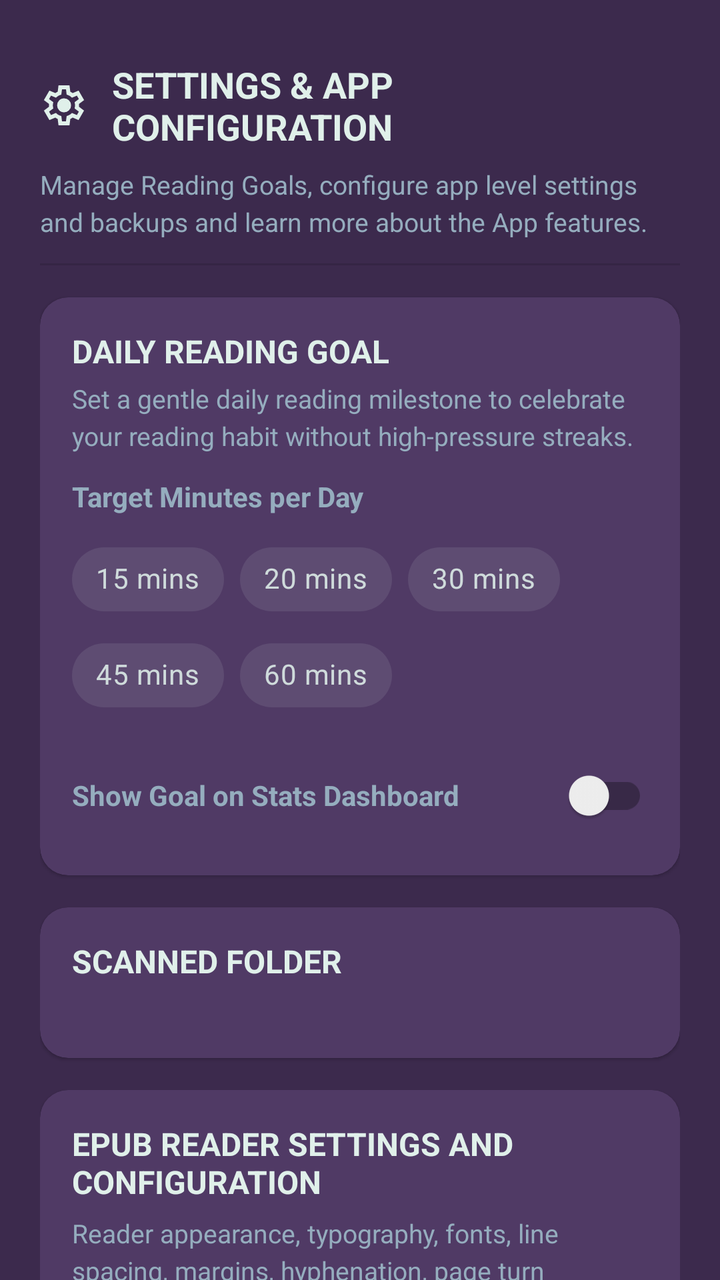
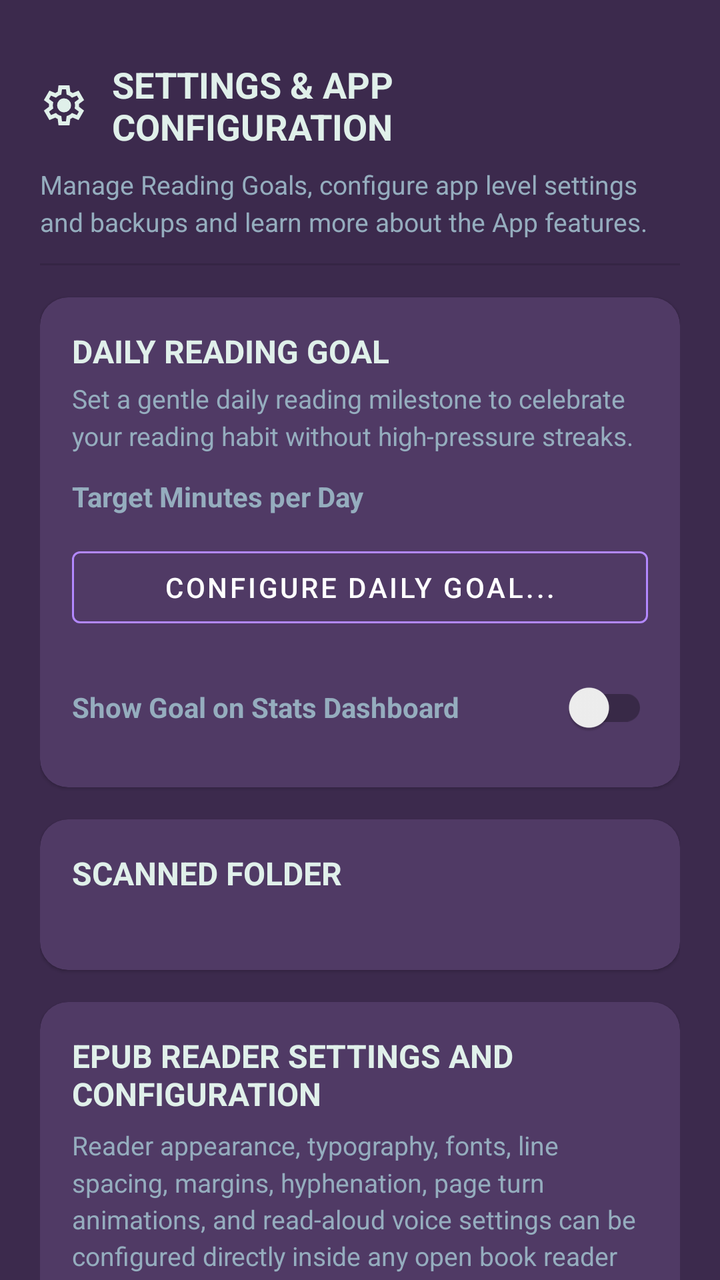

Two renders of the same Android screen: before a commit and after it. Below are the layout's source before the change and the commit's diff.
<!-- AndroidManifest.xml: application theme Theme.EpubReader -->
<!-- res/layout/view_main_settings.xml -->
<?xml version="1.0" encoding="utf-8"?>
<androidx.core.widget.NestedScrollView xmlns:android="http://schemas.android.com/apk/res/android"
    xmlns:app="http://schemas.android.com/apk/res-auto"
    android:id="@+id/mainSettingsScroll"
    android:layout_width="match_parent"
    android:layout_height="match_parent"
    android:clipToPadding="false"
    android:fillViewport="true"
    android:overScrollMode="never"
    android:paddingBottom="@dimen/app_screen_end_padding">

    <LinearLayout
        android:layout_width="match_parent"
        android:layout_height="wrap_content"
        android:orientation="vertical"
        android:paddingStart="@dimen/app_row_content_padding_h"
        android:paddingEnd="@dimen/app_row_content_padding_h"
        android:paddingTop="@dimen/app_screen_start_below_header">

        
        <LinearLayout
            android:layout_width="match_parent"
            android:layout_height="wrap_content"
            android:orientation="vertical"
            android:layout_marginBottom="12dp">

            <LinearLayout
                android:layout_width="match_parent"
                android:layout_height="wrap_content"
                android:gravity="center_vertical"
                android:orientation="horizontal">

                <ImageView
                    android:layout_width="24dp"
                    android:layout_height="24dp"
                    android:contentDescription="@null"
                    android:src="@drawable/ic_settings"
                    app:tint="@color/palette_mint" />

                <TextView
                    android:layout_width="wrap_content"
                    android:layout_height="wrap_content"
                    android:layout_marginStart="12dp"
                    android:text="@string/settings_section_heading_title"
                    android:textColor="@color/palette_mint"
                    android:textSize="18sp"
                    android:textStyle="bold" />
            </LinearLayout>

            <TextView
                android:layout_width="match_parent"
                android:layout_height="wrap_content"
                android:layout_marginTop="8dp"
                android:text="@string/settings_section_heading_subtitle"
                android:textColor="@color/palette_slate"
                android:textSize="13sp"
                android:lineSpacingMultiplier="1.2" />
        </LinearLayout>

        
        <View
            android:layout_width="match_parent"
            android:layout_height="1dp"
            android:layout_marginBottom="16dp"
            android:background="?attr/dividerHorizontal" />

        
        <com.google.android.material.card.MaterialCardView
            style="@style/Widget.MaterialComponents.CardView"
            android:layout_width="match_parent"
            android:layout_height="wrap_content"
            android:layout_marginBottom="16dp"
            app:cardBackgroundColor="@color/palette_plum"
            app:cardCornerRadius="14dp"
            app:cardElevation="1dp">

            <LinearLayout
                android:layout_width="match_parent"
                android:layout_height="wrap_content"
                android:orientation="vertical"
                android:padding="16dp">

                <TextView
                    android:layout_width="wrap_content"
                    android:layout_height="wrap_content"
                    android:text="@string/settings_section_daily_goal"
                    android:textColor="@color/palette_mint"
                    android:textSize="16sp"
                    android:textStyle="bold" />

                <TextView
                    android:layout_width="match_parent"
                    android:layout_height="wrap_content"
                    android:layout_marginTop="4dp"
                    android:text="@string/settings_section_daily_goal_subtitle"
                    android:textColor="@color/palette_slate"
                    android:textSize="13sp"
                    android:lineSpacingMultiplier="1.2"/>

                <TextView
                    android:layout_width="wrap_content"
                    android:layout_height="wrap_content"
                    android:layout_marginTop="12dp"
                    android:text="@string/settings_target_minutes"
                    android:textColor="@color/palette_slate"
                    android:textSize="14sp"
                    android:textStyle="bold" />

                <com.google.android.material.chip.ChipGroup
                    android:id="@+id/chipGroupGoal"
                    android:layout_width="match_parent"
                    android:layout_height="wrap_content"
                    android:layout_marginTop="8dp"
                    app:singleSelection="true">

                    <com.google.android.material.chip.Chip
                        android:id="@+id/goal15"
                        style="@style/Widget.MaterialComponents.Chip.Choice"
                        android:layout_width="wrap_content"
                        android:layout_height="wrap_content"
                        android:text="@string/goal_15_mins" />

                    <com.google.android.material.chip.Chip
                        android:id="@+id/goal20"
                        style="@style/Widget.MaterialComponents.Chip.Choice"
                        android:layout_width="wrap_content"
                        android:layout_height="wrap_content"
                        android:text="@string/goal_20_mins" />

                    <com.google.android.material.chip.Chip
                        android:id="@+id/goal30"
                        style="@style/Widget.MaterialComponents.Chip.Choice"
                        android:layout_width="wrap_content"
                        android:layout_height="wrap_content"
                        android:text="@string/goal_30_mins" />

                    <com.google.android.material.chip.Chip
                        android:id="@+id/goal45"
                        style="@style/Widget.MaterialComponents.Chip.Choice"
                        android:layout_width="wrap_content"
                        android:layout_height="wrap_content"
                        android:text="@string/goal_45_mins" />

                    <com.google.android.material.chip.Chip
                        android:id="@+id/goal60"
                        style="@style/Widget.MaterialComponents.Chip.Choice"
                        android:layout_width="wrap_content"
                        android:layout_height="wrap_content"
                        android:text="@string/goal_60_mins" />
                </com.google.android.material.chip.ChipGroup>

                <androidx.appcompat.widget.SwitchCompat
                    android:id="@+id/goalDashboardSwitch"
                    android:layout_width="match_parent"
                    android:layout_height="wrap_content"
                    android:layout_marginTop="12dp"
                    android:text="@string/settings_show_goal_stats"
                    android:textSize="14sp"
                    android:textStyle="bold"
                    android:textColor="@color/palette_slate" />
            </LinearLayout>
        </com.google.android.material.card.MaterialCardView>

        
        <com.google.android.material.card.MaterialCardView
            android:id="@+id/cardFolder"
            style="@style/Widget.MaterialComponents.CardView"
            android:layout_width="match_parent"
            android:layout_height="wrap_content"
            android:layout_marginBottom="16dp"
            android:clickable="true"
            android:focusable="true"
            app:cardBackgroundColor="@color/palette_plum"
            app:cardCornerRadius="14dp"
            app:cardElevation="1dp">

            <LinearLayout
                android:layout_width="match_parent"
                android:layout_height="wrap_content"
                android:orientation="vertical"
                android:padding="16dp">

                <TextView
                    android:layout_width="wrap_content"
                    android:layout_height="wrap_content"
                    android:text="@string/settings_section_scanned_folder"
                    android:textColor="@color/palette_mint"
                    android:textSize="16sp"
                    android:textStyle="bold" />

                <TextView
                    android:id="@+id/tvScannedFolderValue"
                    android:layout_width="match_parent"
                    android:layout_height="wrap_content"
                    android:layout_marginTop="4dp"
                    android:textColor="@color/palette_slate"
                    android:textSize="13sp"
                    android:lineSpacingMultiplier="1.2"/>
            </LinearLayout>
        </com.google.android.material.card.MaterialCardView>

        
        <com.google.android.material.card.MaterialCardView
            style="@style/Widget.MaterialComponents.CardView"
            android:layout_width="match_parent"
            android:layout_height="wrap_content"
            android:layout_marginBottom="16dp"
            app:cardBackgroundColor="@color/palette_plum"
            app:cardCornerRadius="14dp"
            app:cardElevation="1dp">

            <LinearLayout
                android:layout_width="match_parent"
                android:layout_height="wrap_content"
                android:orientation="vertical"
                android:padding="16dp">

                <TextView
                    android:layout_width="wrap_content"
                    android:layout_height="wrap_content"
                    android:text="@string/settings_epub_reader_settings_info_title"
                    android:textColor="@color/palette_mint"
                    android:textSize="16sp"
                    android:textStyle="bold" />

                <TextView
                    android:layout_width="match_parent"
                    android:layout_height="wrap_content"
                    android:layout_marginTop="6dp"
                    android:text="@string/settings_epub_reader_settings_info_body"
                    android:textColor="@color/palette_slate"
                    android:textSize="13sp"
                    android:lineSpacingMultiplier="1.2" />
            </LinearLayout>
        </com.google.android.material.card.MaterialCardView>

        
        <com.google.android.material.card.MaterialCardView
            style="@style/Widget.MaterialComponents.CardView"
            android:layout_width="match_parent"
            android:layout_height="wrap_content"
            android:layout_marginBottom="16dp"
            app:cardBackgroundColor="@color/palette_plum"
            app:cardCornerRadius="14dp"
            app:cardElevation="1dp">

            <LinearLayout
                android:layout_width="match_parent"
                android:layout_height="wrap_content"
                android:gravity="center_vertical"
                android:orientation="horizontal"
                android:padding="16dp">

                <LinearLayout
                    android:layout_width="0dp"
                    android:layout_height="wrap_content"
                    android:layout_weight="1"
                    android:orientation="vertical">

                    <TextView
                        android:layout_width="match_parent"
                        android:layout_height="wrap_content"
                        android:text="@string/settings_keep_screen_on"
                        android:textColor="@color/palette_mint"
                        android:textSize="16sp"
                        android:textStyle="bold" />

                    <TextView
                        android:layout_width="match_parent"
                        android:layout_height="wrap_content"
                        android:layout_marginTop="4dp"
                        android:text="@string/settings_keep_screen_on_summary"
                        android:textColor="@color/palette_slate"
                        android:textSize="12sp"
                        android:lineSpacingMultiplier="1.2"/>
                </LinearLayout>

                <androidx.appcompat.widget.SwitchCompat
                    android:id="@+id/screenOnSwitch"
                    android:layout_width="wrap_content"
                    android:layout_height="wrap_content"
                    android:layout_marginStart="12dp" />
            </LinearLayout>
        </com.google.android.material.card.MaterialCardView>

        
        <com.google.android.material.card.MaterialCardView
            style="@style/Widget.MaterialComponents.CardView"
            android:layout_width="match_parent"
            android:layout_height="wrap_content"
            android:layout_marginBottom="16dp"
            app:cardBackgroundColor="@color/palette_plum"
            app:cardCornerRadius="14dp"
            app:cardElevation="1dp">

            <LinearLayout
                android:layout_width="match_parent"
                android:layout_height="wrap_content"
                android:gravity="center_vertical"
                android:orientation="horizontal"
                android:padding="16dp">

                <LinearLayout
                    android:layout_width="0dp"
                    android:layout_height="wrap_content"
                    android:layout_weight="1"
                    android:orientation="vertical">

                    <TextView
                        android:layout_width="match_parent"
                        android:layout_height="wrap_content"
                        android:text="@string/settings_vocab_mastery_title"
                        android:textColor="@color/palette_mint"
                        android:textSize="16sp"
                        android:textStyle="bold" />

                    <TextView
                        android:layout_width="match_parent"
                        android:layout_height="wrap_content"
                        android:layout_marginTop="4dp"
                        android:text="@string/settings_vocab_mastery_summary"
                        android:textColor="@color/palette_slate"
                        android:textSize="13sp"
                        android:lineSpacingMultiplier="1.2"/>
                </LinearLayout>

                <androidx.appcompat.widget.SwitchCompat
                    android:id="@+id/vocabMasterySwitch"
                    android:layout_width="wrap_content"
                    android:layout_height="wrap_content"
                    android:layout_marginStart="12dp" />
            </LinearLayout>
        </com.google.android.material.card.MaterialCardView>

        
        <com.google.android.material.card.MaterialCardView
            style="@style/Widget.MaterialComponents.CardView"
            android:layout_width="match_parent"
            android:layout_height="wrap_content"
            android:layout_marginBottom="16dp"
            app:cardBackgroundColor="@color/palette_plum"
            app:cardCornerRadius="14dp"
            app:cardElevation="1dp">

            <LinearLayout
                android:layout_width="match_parent"
                android:layout_height="wrap_content"
                android:orientation="vertical"
                android:padding="16dp">

                <TextView
                    android:layout_width="wrap_content"
                    android:layout_height="wrap_content"
                    android:text="@string/settings_section_backup"
                    android:textColor="@color/palette_mint"
                    android:textSize="16sp"
                    android:textStyle="bold" />

                <TextView
                    android:layout_width="match_parent"
                    android:layout_height="wrap_content"
                    android:layout_marginTop="4dp"
                    android:text="@string/settings_section_backup_summary"
                    android:textColor="@color/palette_slate"
                    android:textSize="13sp"
                    android:lineSpacingMultiplier="1.2"/>

                <LinearLayout
                    android:layout_width="match_parent"
                    android:layout_height="wrap_content"
                    android:layout_marginTop="16dp"
                    android:baselineAligned="false"
                    android:orientation="horizontal">

                    <com.google.android.material.button.MaterialButton
                        android:id="@+id/btnExportBackup"
                        style="@style/Widget.MaterialComponents.Button"
                        android:layout_width="0dp"
                        android:layout_height="wrap_content"
                        android:layout_weight="1"
                        android:layout_marginEnd="6dp"
                        android:text="@string/settings_export_backup"
                        android:textColor="@color/white"
                        app:backgroundTint="@color/dark_bg"
                        app:icon="@drawable/ic_upload"
                        app:iconTint="@color/white"
                        android:textSize="12sp" />

                    <com.google.android.material.button.MaterialButton
                        android:id="@+id/btnImportBackup"
                        style="@style/Widget.MaterialComponents.Button"
                        android:layout_width="0dp"
                        android:layout_height="wrap_content"
                        android:layout_weight="1"
                        android:layout_marginStart="6dp"
                        android:text="@string/settings_import_backup"
                        android:textColor="@color/white"
                        app:backgroundTint="@color/dark_bg"
                        app:icon="@drawable/ic_download"
                        app:iconTint="@color/white"
                        android:textSize="12sp" />
                </LinearLayout>
            </LinearLayout>
        </com.google.android.material.card.MaterialCardView>

        
        <com.google.android.material.card.MaterialCardView
            style="@style/Widget.MaterialComponents.CardView"
            android:layout_width="match_parent"
            android:layout_height="wrap_content"
            android:layout_marginBottom="16dp"
            app:cardBackgroundColor="@color/palette_plum"
            app:cardCornerRadius="14dp"
            app:cardElevation="1dp">

            <LinearLayout
                android:layout_width="match_parent"
                android:layout_height="wrap_content"
                android:orientation="vertical"
                android:padding="16dp">

                <TextView
                    android:layout_width="wrap_content"
                    android:layout_height="wrap_content"
                    android:text="@string/settings_section_privacy"
                    android:textColor="@color/palette_mint"
                    android:textSize="16sp"
                    android:textStyle="bold" />

                <TextView
                    android:layout_width="match_parent"
                    android:layout_height="wrap_content"
                    android:layout_marginTop="6dp"
                    android:text="@string/settings_privacy_title"
                    android:textColor="@color/palette_slate"
                    android:textSize="13sp"
                    android:lineSpacingMultiplier="1.2" />

                <TextView
                    android:layout_width="match_parent"
                    android:layout_height="wrap_content"
                    android:layout_marginTop="6dp"
                    android:text="@string/settings_privacy_summary"
                    android:textColor="@color/palette_slate"
                    android:textSize="13sp"
                    android:lineSpacingMultiplier="1.2" />

                <TextView
                    android:layout_width="match_parent"
                    android:layout_height="wrap_content"
                    android:layout_marginTop="12dp"
                    android:text="@string/settings_privacy_body"
                    android:textColor="@color/palette_slate"
                    android:textSize="13sp"
                    android:lineSpacingMultiplier="1.2" />
            </LinearLayout>
        </com.google.android.material.card.MaterialCardView>

        
        <com.google.android.material.card.MaterialCardView
            style="@style/Widget.MaterialComponents.CardView"
            android:layout_width="match_parent"
            android:layout_height="wrap_content"
            android:layout_marginBottom="16dp"
            app:cardBackgroundColor="@color/palette_plum"
            app:cardCornerRadius="14dp"
            app:cardElevation="1dp">

            <LinearLayout
                android:layout_width="match_parent"
                android:layout_height="wrap_content"
                android:orientation="vertical"
                android:padding="16dp">

                <TextView
                    android:layout_width="wrap_content"
                    android:layout_height="wrap_content"
                    android:text="@string/settings_section_define"
                    android:textColor="@color/palette_mint"
                    android:textSize="16sp"
                    android:textStyle="bold" />

                <TextView
                    android:layout_width="match_parent"
                    android:layout_height="wrap_content"
                    android:layout_marginTop="4dp"
                    android:text="@string/settings_section_dictionary_attribution"
                    android:textColor="@color/palette_slate"
                    android:textSize="13sp"
                    android:lineSpacingMultiplier="1.2" />
            </LinearLayout>
        </com.google.android.material.card.MaterialCardView>

        
        <com.google.android.material.card.MaterialCardView
            style="@style/Widget.MaterialComponents.CardView"
            android:layout_width="match_parent"
            android:layout_height="wrap_content"
            android:layout_marginBottom="16dp"
            app:cardBackgroundColor="@color/palette_plum"
            app:cardCornerRadius="14dp"
            app:cardElevation="1dp">

            <LinearLayout
                android:layout_width="match_parent"
                android:layout_height="wrap_content"
                android:orientation="vertical"
                android:padding="16dp">

                <TextView
                    android:layout_width="wrap_content"
                    android:layout_height="wrap_content"
                    android:text="@string/settings_section_app_title"
                    android:textColor="@color/palette_mint"
                    android:textSize="16sp"
                    android:textStyle="bold" />

                <TextView
                    android:layout_width="match_parent"
                    android:layout_height="wrap_content"
                    android:layout_marginTop="4dp"
                    android:text="@string/settings_section_info"
                    android:textColor="@color/palette_slate"
                    android:textSize="13sp"
                    android:lineSpacingMultiplier="1.2" />
            </LinearLayout>
        </com.google.android.material.card.MaterialCardView>

    </LinearLayout>
</androidx.core.widget.NestedScrollView>
<!-- resources referenced by this layout -->
<resources>
  <color name="dark_bg">@color/palette_eggplant</color>
  <color name="palette_mint">#E0F0EA</color>
  <color name="palette_plum">#503A65</color>
  <color name="palette_slate">#95ADBE</color>
  <color name="white">#FFFFFF</color>
  <dimen name="app_row_content_padding_h">20dp</dimen>
  <dimen name="app_screen_end_padding">80dp</dimen>
  <dimen name="app_screen_start_below_header">30dp</dimen>
  <string name="goal_15_mins">15 mins</string>
  <string name="goal_20_mins">20 mins</string>
  <string name="goal_30_mins">30 mins</string>
  <string name="goal_45_mins">45 mins</string>
  <string name="goal_60_mins">60 mins</string>
  <string name="settings_epub_reader_settings_info_body">Reader appearance, typography, fonts, line spacing, margins, hyphenation, page turn animations, and read-aloud voice settings can be configured directly inside any open book reader settings menu.</string>
  <string name="settings_epub_reader_settings_info_title">EPUB READER SETTINGS AND CONFIGURATION</string>
  <string name="settings_export_backup">Export Backup</string>
  <string name="settings_import_backup">Import Backup</string>
  <string name="settings_keep_screen_on">SCREEN ON</string>
  <string name="settings_keep_screen_on_summary">Keep the phone screen on for 10 minutes longer than your current system setting when you are actively reading.</string>
  <string name="settings_privacy_body">• No account\n• No tracking\n• No analytics\n• No cloud library\n• No advertising\n• No internet connection required\n\nYour books stay on your device.</string>
  <string name="settings_privacy_title">The Livre Magicae is designed to work entirely offline.</string>
  <string name="settings_section_app_title">THE LIVRE MAGICAE</string>
  <string name="settings_section_backup">FULL BACKUP &amp; RESTORE</string>
  <string name="settings_section_backup_summary">Export your reading database, bookmarks, highlights, and preferences to a secure file, or restore from a previous backup.</string>
  <string name="settings_section_daily_goal">DAILY READING GOAL</string>
  <string name="settings_section_daily_goal_subtitle">Set a gentle daily reading milestone to celebrate your reading habit without high-pressure streaks.</string>
  <string name="settings_section_define">DEFINE</string>
  <string name="settings_section_dictionary_attribution">Offline dictionary bundled with the app.\nEnglish definitions are derived from WordNet 3.1 (wordnet.princeton.edu), used under its permissive license.\nSee assets/dict/WORDNET_LICENSE.txt for details.</string>
  <string name="settings_section_heading_subtitle">Manage Reading Goals, configure app level settings and backups and learn more about the App features.</string>
  <string name="settings_section_heading_title">SETTINGS &amp; APP CONFIGURATION</string>
  <string name="settings_section_info">Version 1.36\n\nThe Livre Magicae · EPUB Reader\nA calm, offline-first reading companion.</string>
  <string name="settings_section_privacy">PRIVACY GUARANTEED &amp; ARCHITECTURE</string>
  <string name="settings_section_scanned_folder">SCANNED FOLDER</string>
  <string name="settings_show_goal_stats">Show Goal on Stats Dashboard</string>
  <string name="settings_target_minutes">Target Minutes per Day</string>
  <string name="settings_vocab_mastery_summary">Enable practice tabs, flashcard mode, and mastery level badges in Vocabulary Sanctuary.</string>
  <string name="settings_vocab_mastery_title">FLASHCARD PRACTICE &amp; MASTERY TRACKING</string>
  <color name="palette_eggplant">#3C2A4D</color>
  <color name="black">#000000</color>
  <color name="accent">@color/palette_plum</color>
  <color name="accent_dark">@color/palette_purple</color>
  <color name="secondary">@color/palette_slate</color>
  <color name="dark_surface">@color/palette_plum</color>
  <color name="dark_text">@color/palette_mint</color>
  <color name="dark_text_muted">@color/palette_slate</color>
  <color name="palette_purple">#574F7D</color>
  <!-- unchanged entries left out for length: 7 -->
</resources>

<!-- the commit's change to res/layout/view_main_settings.xml (unified diff, before → after) -->
@@ -106,48 +106,15 @@
                     android:textSize="14sp"
                     android:textStyle="bold" />
 
-                <com.google.android.material.chip.ChipGroup
-                    android:id="@+id/chipGroupGoal"
-                    android:layout_width="match_parent"
-                    android:layout_height="wrap_content"
-                    android:layout_marginTop="8dp"
-                    app:singleSelection="true">
-
-                    <com.google.android.material.chip.Chip
-                        android:id="@+id/goal15"
-                        style="@style/Widget.MaterialComponents.Chip.Choice"
-                        android:layout_width="wrap_content"
-                        android:layout_height="wrap_content"
-                        android:text="@string/goal_15_mins" />
-
-                    <com.google.android.material.chip.Chip
-                        android:id="@+id/goal20"
-                        style="@style/Widget.MaterialComponents.Chip.Choice"
-                        android:layout_width="wrap_content"
-                        android:layout_height="wrap_content"
-                        android:text="@string/goal_20_mins" />
-
-                    <com.google.android.material.chip.Chip
-                        android:id="@+id/goal30"
-                        style="@style/Widget.MaterialComponents.Chip.Choice"
-                        android:layout_width="wrap_content"
-                        android:layout_height="wrap_content"
-                        android:text="@string/goal_30_mins" />
-
-                    <com.google.android.material.chip.Chip
-                        android:id="@+id/goal45"
-                        style="@style/Widget.MaterialComponents.Chip.Choice"
-                        android:layout_width="wrap_content"
-                        android:layout_height="wrap_content"
-                        android:text="@string/goal_45_mins" />
-
-                    <com.google.android.material.chip.Chip
-                        android:id="@+id/goal60"
-                        style="@style/Widget.MaterialComponents.Chip.Choice"
-                        android:layout_width="wrap_content"
-                        android:layout_height="wrap_content"
-                        android:text="@string/goal_60_mins" />
-                </com.google.android.material.chip.ChipGroup>
+                <com.google.android.material.button.MaterialButton
+                    android:id="@+id/btnConfigureGoal"
+                    style="@style/Widget.MaterialComponents.Button.OutlinedButton"
+                    android:layout_width="match_parent"
+                    android:layout_height="wrap_content"
+                    android:layout_marginTop="12dp"
+                    android:text="Configure Daily Goal..."
+                    android:textColor="@color/white"
+                    app:strokeColor="@color/accent_pop" />
 
                 <androidx.appcompat.widget.SwitchCompat
                     android:id="@+id/goalDashboardSwitch"
<!-- resource entries referenced after the edit -->
@@ -1,5 +1,6 @@
 <!-- resources referenced by this layout -->
 <resources>
+  <color name="accent_pop">@color/palette_violet</color>
   <color name="dark_bg">@color/palette_eggplant</color>
   <color name="palette_mint">#E0F0EA</color>
   <color name="palette_plum">#503A65</color>
@@ -8,11 +9,6 @@
   <dimen name="app_row_content_padding_h">20dp</dimen>
   <dimen name="app_screen_end_padding">80dp</dimen>
   <dimen name="app_screen_start_below_header">30dp</dimen>
-  <string name="goal_15_mins">15 mins</string>
-  <string name="goal_20_mins">20 mins</string>
-  <string name="goal_30_mins">30 mins</string>
-  <string name="goal_45_mins">45 mins</string>
-  <string name="goal_60_mins">60 mins</string>
   <string name="settings_epub_reader_settings_info_body">Reader appearance, typography, fonts, line spacing, margins, hyphenation, page turn animations, and read-aloud voice settings can be configured directly inside any open book reader settings menu.</string>
   <string name="settings_epub_reader_settings_info_title">EPUB READER SETTINGS AND CONFIGURATION</string>
   <string name="settings_export_backup">Export Backup</string>
@@ -37,6 +33,7 @@
   <string name="settings_target_minutes">Target Minutes per Day</string>
   <string name="settings_vocab_mastery_summary">Enable practice tabs, flashcard mode, and mastery level badges in Vocabulary Sanctuary.</string>
   <string name="settings_vocab_mastery_title">FLASHCARD PRACTICE &amp; MASTERY TRACKING</string>
+  <color name="palette_violet">#B388FF</color>
   <color name="palette_eggplant">#3C2A4D</color>
   <color name="black">#000000</color>
   <color name="accent">@color/palette_plum</color>
